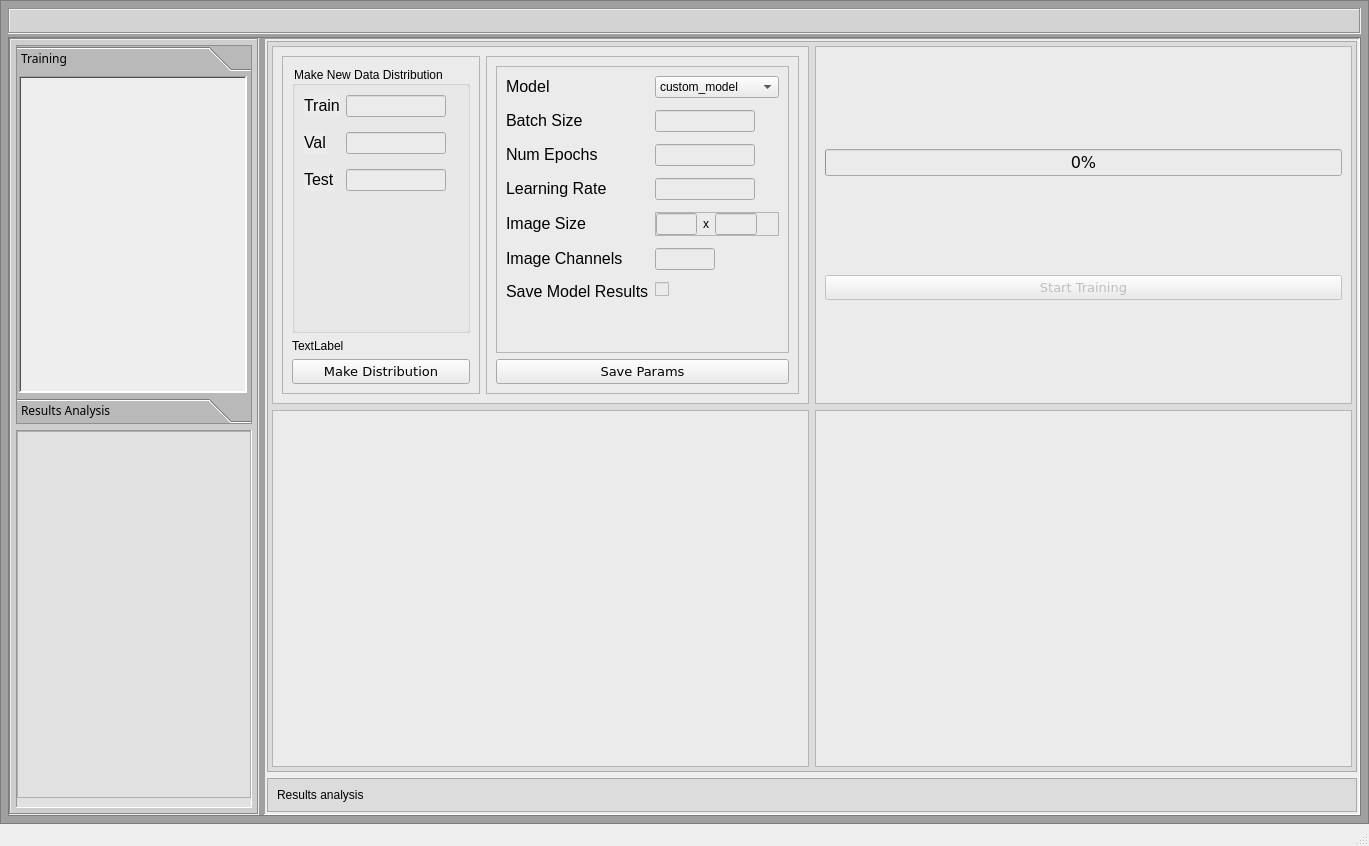
Before: the Qt Designer form gui/main_window.ui in SantiagoSVS10/classification_tool, drawn with Qt 5.
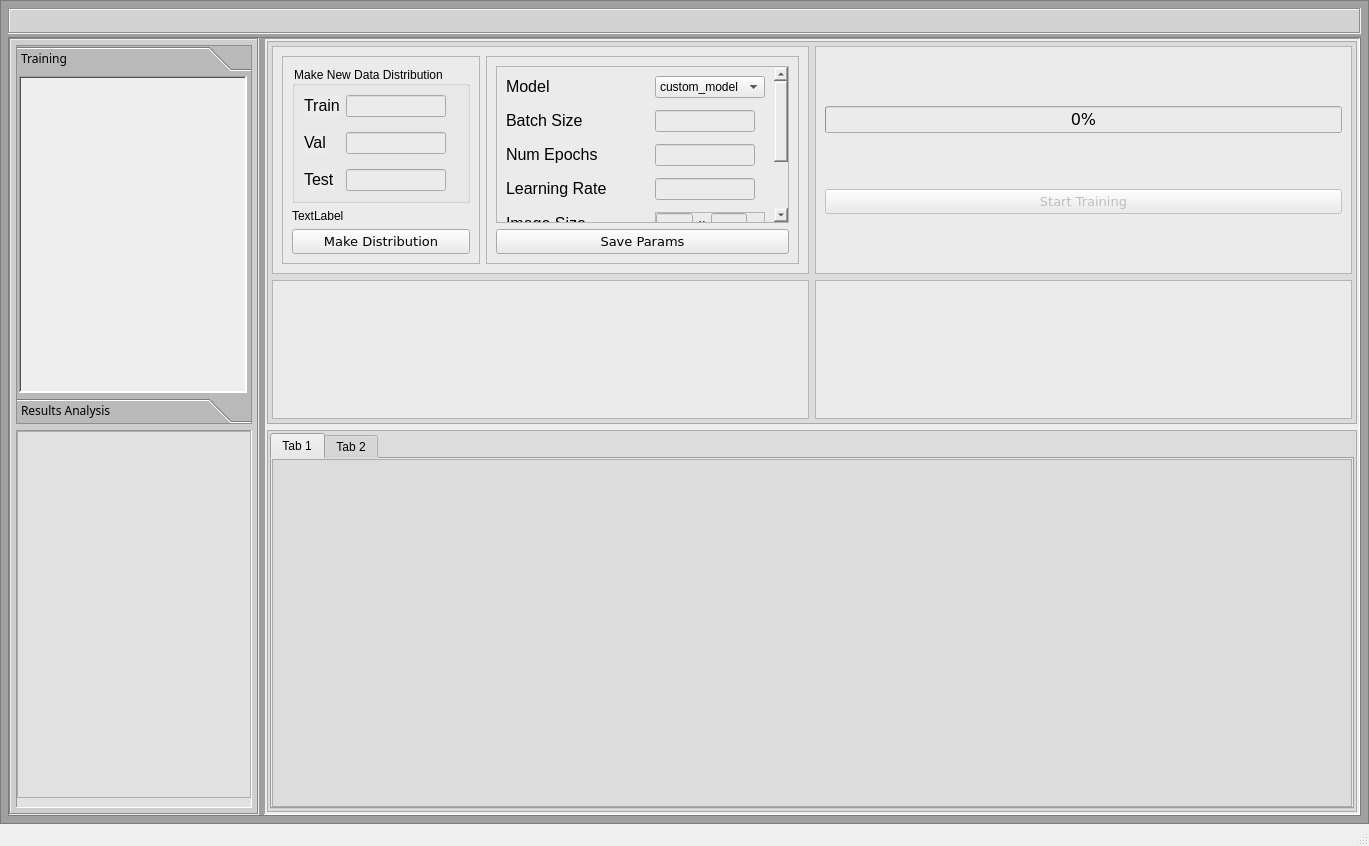
After: the same form once the commit is applied.

What changed in the file:
```diff
--- a/gui/main_window.ui
+++ b/gui/main_window.ui
@@ -475,8 +475,8 @@
                           <rect>
                            <x>0</x>
                            <y>0</y>
-                           <width>318</width>
-                           <height>277</height>
+                           <width>303</width>
+                           <height>241</height>
                           </rect>
                          </property>
                          <layout class="QFormLayout" name="formLayout">
@@ -843,11 +843,144 @@
                 <enum>QFrame::Raised</enum>
                </property>
                <layout class="QVBoxLayout" name="verticalLayout_9">
+                <property name="spacing">
+                 <number>4</number>
+                </property>
+                <property name="leftMargin">
+                 <number>2</number>
+                </property>
+                <property name="topMargin">
+                 <number>2</number>
+                </property>
+                <property name="rightMargin">
+                 <number>2</number>
+                </property>
+                <property name="bottomMargin">
+                 <number>2</number>
+                </property>
                 <item>
-                 <widget class="QLabel" name="label">
-                  <property name="text">
-                   <string>Results analysis</string>
+                 <widget class="QTabWidget" name="tabWidget">
+                  <property name="currentIndex">
+                   <number>0</number>
                   </property>
+                  <widget class="QWidget" name="tab">
+                   <attribute name="title">
+                    <string>Tab 1</string>
+                   </attribute>
+                   <layout class="QVBoxLayout" name="verticalLayout_13">
+                    <property name="spacing">
+                     <number>3</number>
+                    </property>
+                    <property name="leftMargin">
+                     <number>0</number>
+                    </property>
+                    <property name="topMargin">
+                     <number>0</number>
+                    </property>
+                    <property name="rightMargin">
+                     <number>0</number>
+                    </property>
+                    <property name="bottomMargin">
+                     <number>0</number>
+                    </property>
+                    <item>
+                     <widget class="QScrollArea" name="scrollArea_2">
+                      <property name="widgetResizable">
+                       <bool>true</bool>
+                      </property>
+                      <widget class="QWidget" name="scrollAreaWidgetContents_3">
+                       <property name="geometry">
+                        <rect>
+                         <x>0</x>
+                         <y>0</y>
+                         <width>1076</width>
+                         <height>339</height>
+                        </rect>
+                       </property>
+                       <layout class="QVBoxLayout" name="verticalLayout_12">
+                        <property name="spacing">
+                         <number>3</number>
+                        </property>
+                        <property name="leftMargin">
+                         <number>0</number>
+                        </property>
+                        <property name="topMargin">
+                         <number>0</number>
+                        </property>
+                        <property name="rightMargin">
+                         <number>0</number>
+                        </property>
+                        <property name="bottomMargin">
+                         <number>0</number>
+                        </property>
+                        <item>
+                         <layout class="QVBoxLayout" name="val_results_layout"/>
+                        </item>
+                       </layout>
+                      </widget>
+                     </widget>
+                    </item>
+                   </layout>
+                  </widget>
+                  <widget class="QWidget" name="tab_2">
+                   <attribute name="title">
+                    <string>Tab 2</string>
+                   </attribute>
+                   <layout class="QHBoxLayout" name="horizontalLayout_5">
+                    <property name="spacing">
+                     <number>3</number>
+                    </property>
+                    <property name="leftMargin">
+                     <number>0</number>
+                    </property>
+                    <property name="topMargin">
+                     <number>0</number>
+                    </property>
+                    <property name="rightMargin">
+                     <number>0</number>
+                    </property>
+                    <property name="bottomMargin">
+                     <number>0</number>
+                    </property>
+                    <item>
+                     <widget class="QScrollArea" name="scrollArea_3">
+                      <property name="widgetResizable">
+                       <bool>true</bool>
+                      </property>
+                      <widget class="QWidget" name="scrollAreaWidgetContents_4">
+                       <property name="geometry">
+                        <rect>
+                         <x>0</x>
+                         <y>0</y>
+                         <width>1076</width>
+                         <height>339</height>
+                        </rect>
+                       </property>
+                       <layout class="QVBoxLayout" name="verticalLayout_14">
+                        <property name="spacing">
+                         <number>3</number>
+                        </property>
+                        <property name="leftMargin">
+                         <number>0</number>
+                        </property>
+                        <property name="topMargin">
+                         <number>0</number>
+                        </property>
+                        <property name="rightMargin">
+                         <number>0</number>
+                        </property>
+                        <property name="bottomMargin">
+                         <number>0</number>
+                        </property>
+                        <item>
+                         <layout class="QVBoxLayout" name="test_results_layout"/>
+                        </item>
+                       </layout>
+                      </widget>
+                     </widget>
+                    </item>
+                   </layout>
+                  </widget>
                  </widget>
                 </item>
                </layout>
```
Left out of the diff: 4 changed lines with no effect on the pictures.
